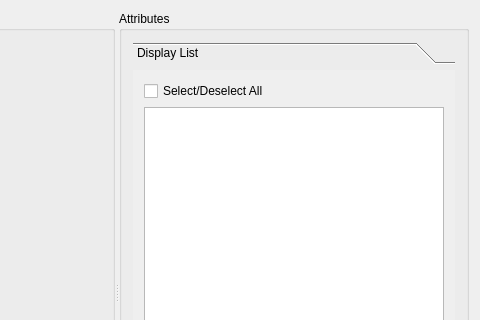
Old version of the form ModelViewer.ui in the repository sharjith/ModelViewer-Qt; both pictures show x 843 to 1323 and y 0 to 320 of the 1323 by 584 pixel window.
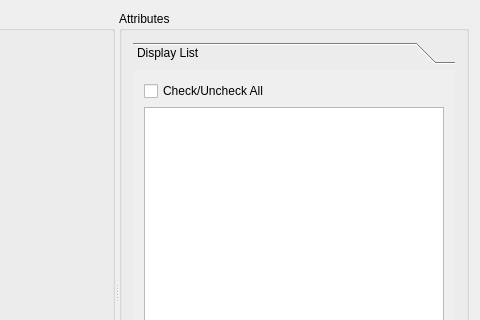
New version of the form. Icons and pictures are not drawn. Custom widgets are drawn as their Qt base class.

Commit message: Renamed Select/Deselect to Check/Uncheck in Display List Change list selection mode to Multiselect

Patch:
```diff
--- a/ModelViewer.ui
+++ b/ModelViewer.ui
@@ -1038,8 +1038,8 @@
               <rect>
                <x>0</x>
                <y>0</y>
-               <width>326</width>
-               <height>444</height>
+               <width>328</width>
+               <height>432</height>
               </rect>
              </property>
              <attribute name="label">
@@ -1056,7 +1056,7 @@
               <item row="0" column="0">
                <widget class="QCheckBox" name="checkBoxSelectAll">
                 <property name="text">
-                 <string>Select/Deselect All</string>
+                 <string>Check/Uncheck All</string>
                 </property>
                </widget>
               </item>
```
Left out of the diff: 10 changed lines with no effect on the pictures.
